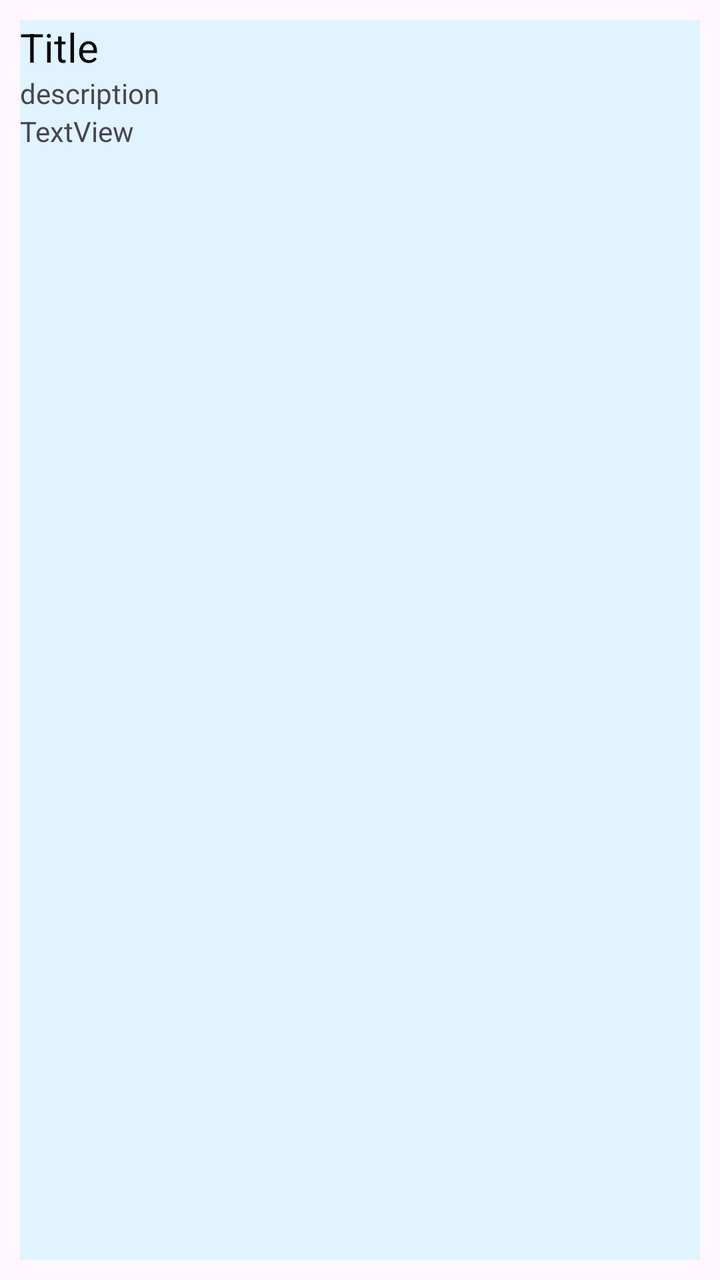
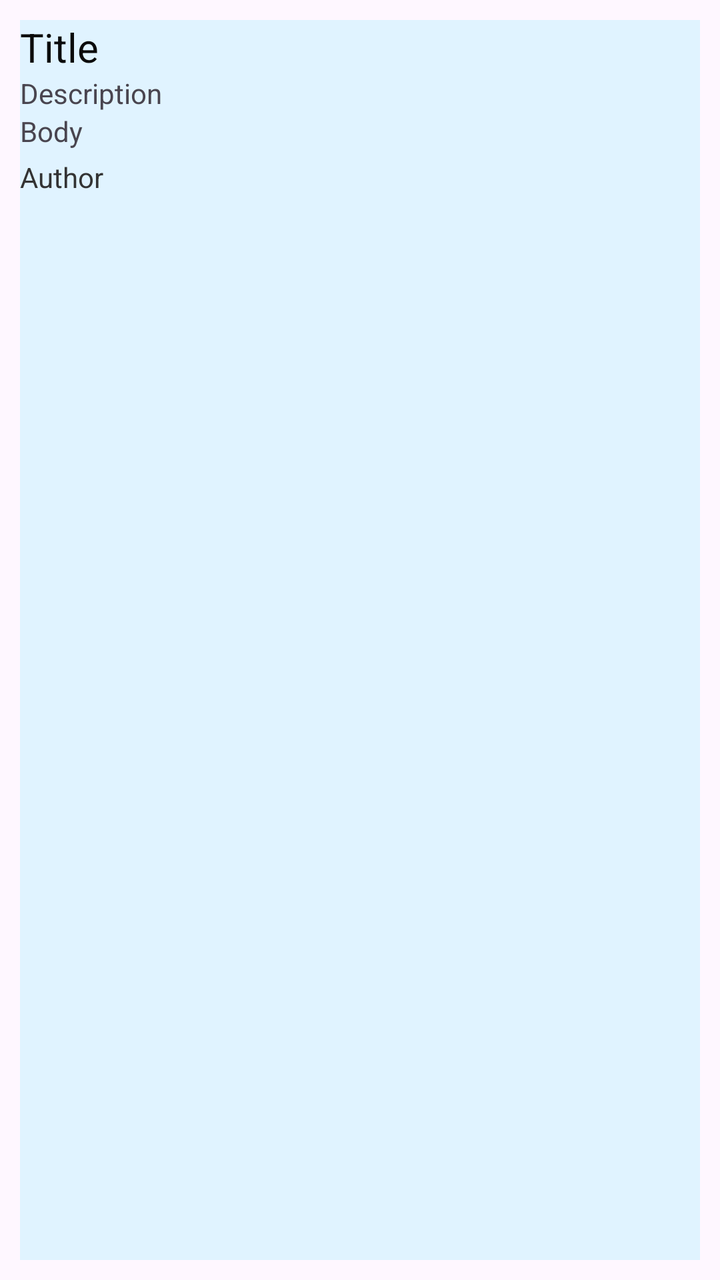

Screens rendered from an Android XML layout before and after an edit, with the pre-edit source and the edit as a unified diff.
<!-- AndroidManifest.xml: application theme Theme.MyDay -->
<!-- res/layout/single_post.xml -->
<?xml version="1.0" encoding="utf-8"?>
<androidx.constraintlayout.widget.ConstraintLayout xmlns:android="http://schemas.android.com/apk/res/android"
    android:layout_width="match_parent"
    android:layout_height="wrap_content"
    android:layout_margin="10dp">

    <LinearLayout
        android:layout_width="match_parent"
        android:layout_height="match_parent"
        android:orientation="horizontal">

        <LinearLayout
            android:layout_width="match_parent"
            android:layout_height="match_parent"
            android:layout_margin="10dp"
            android:background="@color/material_dynamic_primary95"
            android:orientation="vertical">

            <TextView
                android:id="@+id/titleTxt"
                android:layout_width="match_parent"
                android:layout_height="wrap_content"
                android:text="Title"
                android:textColor="#0B0B0B"
                android:textSize="20sp" />

            <TextView
                android:id="@+id/desTxt"
                android:layout_width="match_parent"
                android:layout_height="wrap_content"
                android:text="description" />

            <TextView
                android:id="@+id/bioTxt"
                android:layout_width="match_parent"
                android:layout_height="wrap_content"
                android:text="TextView" />
        </LinearLayout>

    </LinearLayout>

</androidx.constraintlayout.widget.ConstraintLayout>
<!-- resources referenced by this layout -->
<resources>
  <style name="Theme.MyDay" parent="Base.Theme.MyDay" />
  <style name="Base.Theme.MyDay" parent="Theme.Material3.DayNight.NoActionBar">
          
          
      </style>
</resources>

<!-- the commit's change to res/layout/single_post.xml (unified diff, before → after) -->
@@ -28,13 +28,22 @@
                 android:id="@+id/desTxt"
                 android:layout_width="match_parent"
                 android:layout_height="wrap_content"
-                android:text="description" />
+                android:text="Description" />
 
             <TextView
                 android:id="@+id/bioTxt"
                 android:layout_width="match_parent"
                 android:layout_height="wrap_content"
-                android:text="TextView" />
+                android:text="Body" />
+
+            <TextView
+                android:id="@+id/authorTxt"
+                android:layout_width="match_parent"
+                android:layout_height="wrap_content"
+                android:text="Author"
+                android:textColor="#333333"
+                android:textSize="14sp"
+                android:layout_marginTop="4dp"/>
         </LinearLayout>
 
     </LinearLayout>
